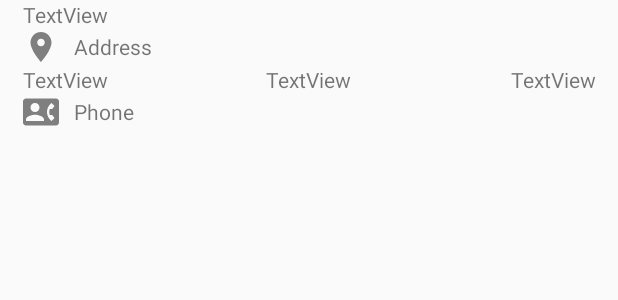
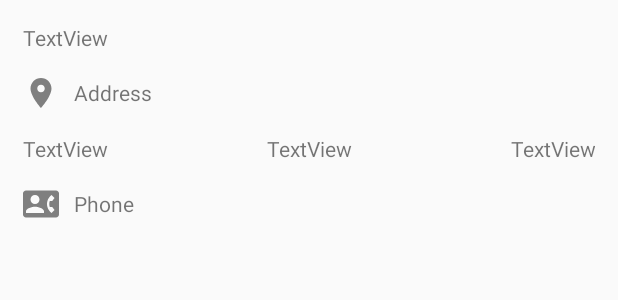
Before and after one commit to aftabnaqvi/Muharram, an Android app: the layout layout_row_view.xml on its own in the app's theme, with its tools: preview values and no code run, on a phone screen of 412 x 824 dp. Shown: the top 300 px of the screen. Run offline under Robolectric (Android 15) with nearby library versions, the phone set to English and light mode, and no system bars.

Commit message:
Fixed layout of the row.

```diff
--- a/mobile/src/main/res/layout/layout_row_view.xml
+++ b/mobile/src/main/res/layout/layout_row_view.xml
@@ -12,8 +12,7 @@
         android:layout_width="match_parent"
         android:layout_height="wrap_content"
         android:orientation="horizontal"
-        android:layout_marginStart="15dp"
-        android:layout_marginEnd="15dp">
+        android:layout_margin="15dp">
 
         <TextView
             android:id="@+id/tvName"
@@ -31,7 +30,8 @@
         android:layout_below="@+id/llName"
         android:orientation="horizontal"
         android:layout_marginStart="15dp"
-        android:layout_marginEnd="15dp">
+        android:layout_marginEnd="15dp"
+        android:layout_marginBottom="15dp">
 
         <ImageView
             android:id="@+id/ivLocation"
@@ -60,33 +60,35 @@
         android:id="@+id/llContact"
         android:layout_width="match_parent"
         android:layout_height="wrap_content"
+        android:layout_weight="1"
         android:layout_alignParentStart="true"
         android:layout_below="@+id/llAddress"
         android:orientation="horizontal"
         android:layout_marginStart="15dp"
-        android:layout_marginEnd="15dp">
+        android:layout_marginEnd="15dp"
+        android:layout_marginBottom="15dp">
 
         <TextView
             android:id="@+id/tvDay"
-            android:layout_width="wrap_content"
+            android:layout_width="fill_parent"
             android:layout_height="wrap_content"
             android:text="@string/date"
             android:gravity="left"
-            android:layout_weight=".33"/>
+            android:layout_weight="1"/>
 
         <TextView
             android:id="@+id/tvDate"
-            android:layout_width="wrap_content"
+            android:layout_width="fill_parent"
             android:layout_height="wrap_content"
             android:text="@string/date"
             android:gravity="center"
-            android:layout_weight=".33"/>
+            android:layout_weight="1"/>
 
         <TextView
             android:id="@+id/tvTime"
-            android:layout_width="wrap_content"
+            android:layout_width="fill_parent"
             android:layout_height="wrap_content"
-            android:layout_weight=".33"
+            android:layout_weight="1"
             android:gravity="right"
             android:text="@string/time" />
     </LinearLayout>
@@ -98,7 +100,8 @@
         android:layout_below="@+id/llContact"
         android:orientation="horizontal"
         android:layout_marginStart="15dp"
-        android:layout_marginEnd="15dp">
+        android:layout_marginEnd="15dp"
+        android:layout_marginBottom="15dp">
 
         <ImageView
             android:id="@+id/ivPhone"
```
